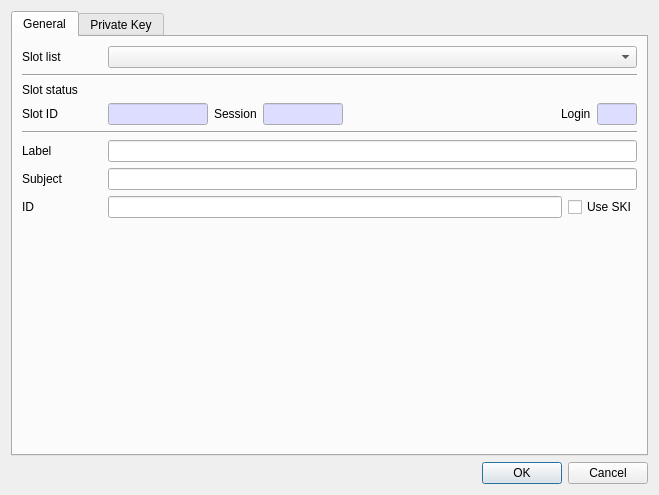
Old version of the form CryptokiMan/create_rsa_pri_key_dlg.ui in the repository jykim74/CryptokiMan.
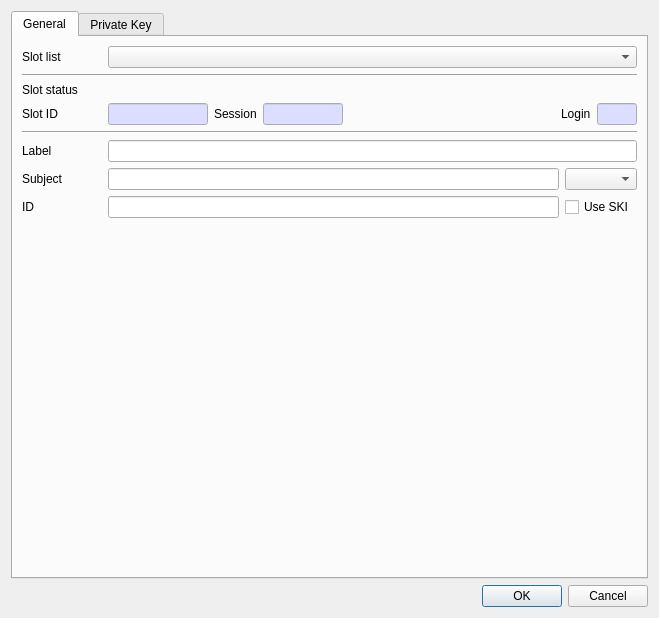
New version of the form.

Commit message: Subject 값에서 Text 와 DER 선택 지원

Diff of the .ui file:
```diff
--- a/CryptokiMan/create_rsa_pri_key_dlg.ui
+++ b/CryptokiMan/create_rsa_pri_key_dlg.ui
@@ -7,7 +7,7 @@
     <x>0</x>
     <y>0</y>
     <width>659</width>
-    <height>474</height>
+    <height>618</height>
    </rect>
   </property>
   <property name="windowTitle">
@@ -314,12 +314,15 @@
            </property>
           </widget>
          </item>
-         <item row="1" column="1" colspan="2">
-          <widget class="QLineEdit" name="mSubjectText"/>
-         </item>
          <item row="0" column="1" colspan="2">
           <widget class="QLineEdit" name="mLabelText"/>
          </item>
+         <item row="1" column="1">
+          <widget class="QLineEdit" name="mSubjectText"/>
+         </item>
+         <item row="1" column="2">
+          <widget class="QComboBox" name="mSubjectTypeCombo"/>
+         </item>
         </layout>
        </item>
        <item>
```
The commit also changes 20 other files.
